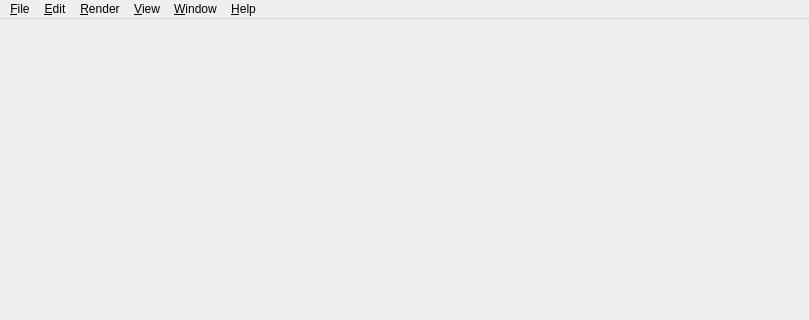
Before: the Qt Designer form ui/zenoedit/zenomainwindow.ui in zenustech/zeno, drawn with Qt 5; both pictures show x 0 to 809 and y 0 to 320 of the 809 by 611 pixel window.
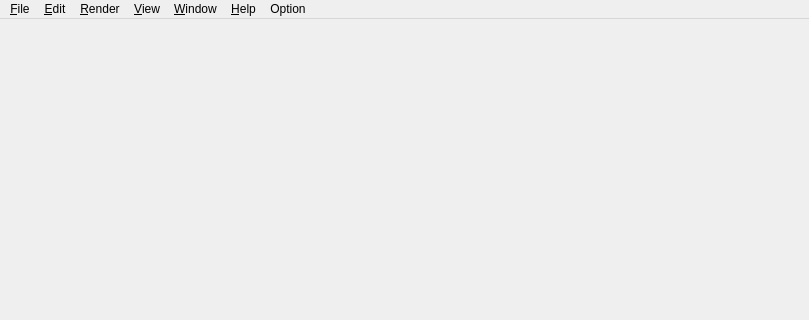
After: the same form once the commit is applied.

What changed in the file:
```diff
--- a/ui/zenoedit/zenomainwindow.ui
+++ b/ui/zenoedit/zenomainwindow.ui
@@ -23,7 +23,7 @@
      <x>0</x>
      <y>0</y>
      <width>809</width>
-     <height>26</height>
+     <height>22</height>
     </rect>
    </property>
    <widget class="QMenu" name="menuFile">
@@ -121,12 +121,20 @@
     </property>
     <addaction name="actionEnglish_Chinese"/>
    </widget>
+   <widget class="QMenu" name="menuOption">
+    <property name="title">
+     <string>Option</string>
+    </property>
+    <addaction name="actionSet_NASLOC"/>
+    <addaction name="actionSet_ZENCACHE"/>
+   </widget>
    <addaction name="menuFile"/>
    <addaction name="menuEdit"/>
    <addaction name="menuRender"/>
    <addaction name="menuView"/>
    <addaction name="menuWindow"/>
    <addaction name="menuHelp"/>
+   <addaction name="menuOption"/>
   </widget>
   <widget class="QStatusBar" name="statusbar">
    <property name="styleSheet">
```
Left out of the diff: 61 changed lines with no effect on the pictures.
